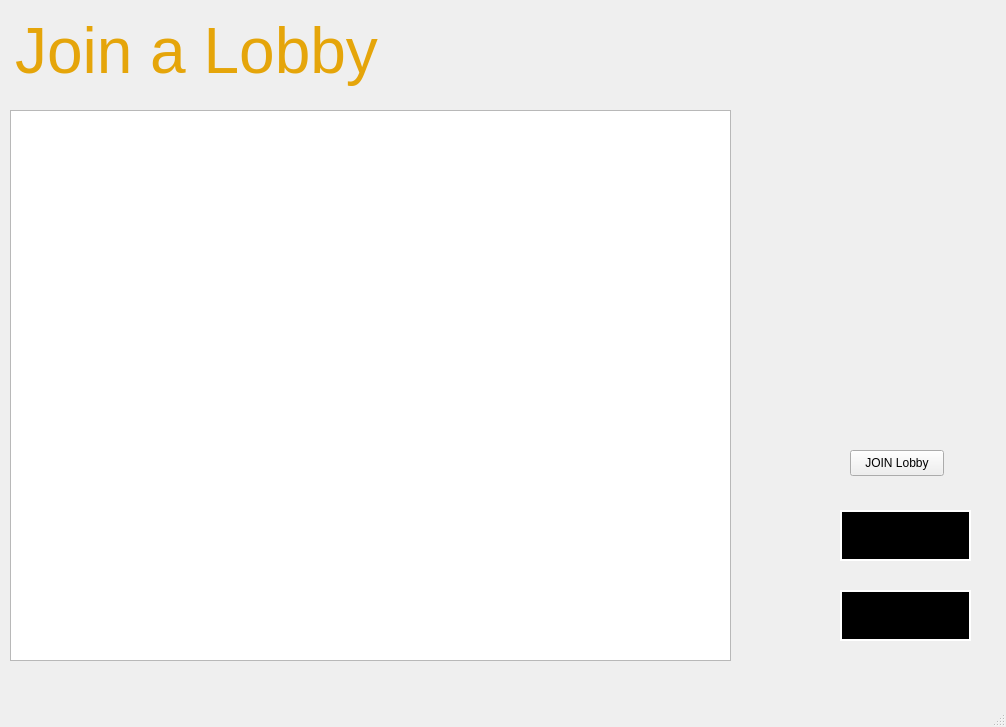
This is client/Lobby/joinlobby.ui in mateozorzi/practice-sdd as Qt 5 draws it before an edit. The edited form follows.
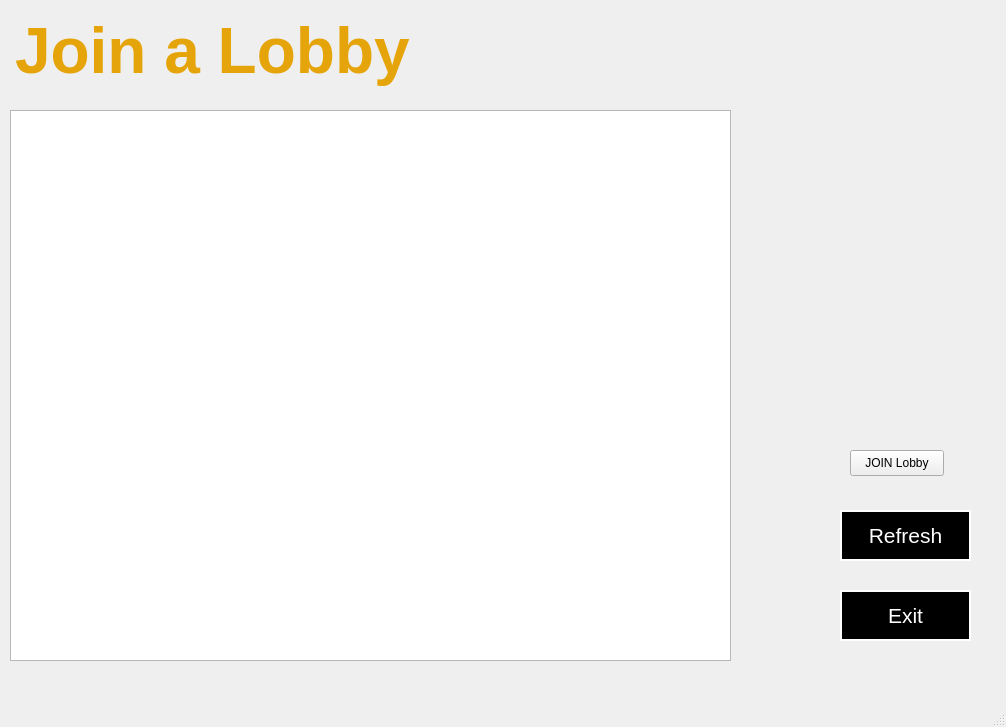
This is the edited form. Icons and pictures are not drawn.

```diff
--- a/client/Lobby/joinlobby.ui
+++ b/client/Lobby/joinlobby.ui
@@ -46,6 +46,7 @@
     </property>
     <property name="styleSheet">
      <string notr="true">background-color: rgb(0, 0, 0);
+color: rgb(255, 255, 255);
 border: 2px solid;
 border-color: rgb(255, 255, 255);</string>
     </property>
@@ -69,6 +70,7 @@
     </property>
     <property name="styleSheet">
      <string notr="true">background-color: rgb(0, 0, 0);
+color: rgb(255, 255, 255);
 border: 2px solid;
 border-color: rgb(255, 255, 255);</string>
     </property>
@@ -124,7 +126,7 @@
 li.unchecked::marker { content: &quot;\2610&quot;; }
 li.checked::marker { content: &quot;\2612&quot;; }
 &lt;/style&gt;&lt;/head&gt;&lt;body style=&quot; font-family:'Ubuntu Sans'; font-size:11pt; font-weight:400; font-style:normal;&quot;&gt;
-&lt;p style=&quot; margin-top:0px; margin-bottom:0px; margin-left:0px; margin-right:0px; -qt-block-indent:0; text-indent:0px;&quot;&gt;&lt;span style=&quot; font-size:48pt; color:#e5a50a;&quot;&gt;Join a Lobby&lt;/span&gt;&lt;/p&gt;&lt;/body&gt;&lt;/html&gt;</string>
+&lt;p style=&quot; margin-top:0px; margin-bottom:0px; margin-left:0px; margin-right:0px; -qt-block-indent:0; text-indent:0px;&quot;&gt;&lt;span style=&quot; font-size:48pt; font-weight:700; color:#e5a50a;&quot;&gt;Join a Lobby&lt;/span&gt;&lt;/p&gt;&lt;/body&gt;&lt;/html&gt;</string>
     </property>
    </widget>
   </widget>
```
Left out of the diff: 4 changed lines with no effect on the pictures.
